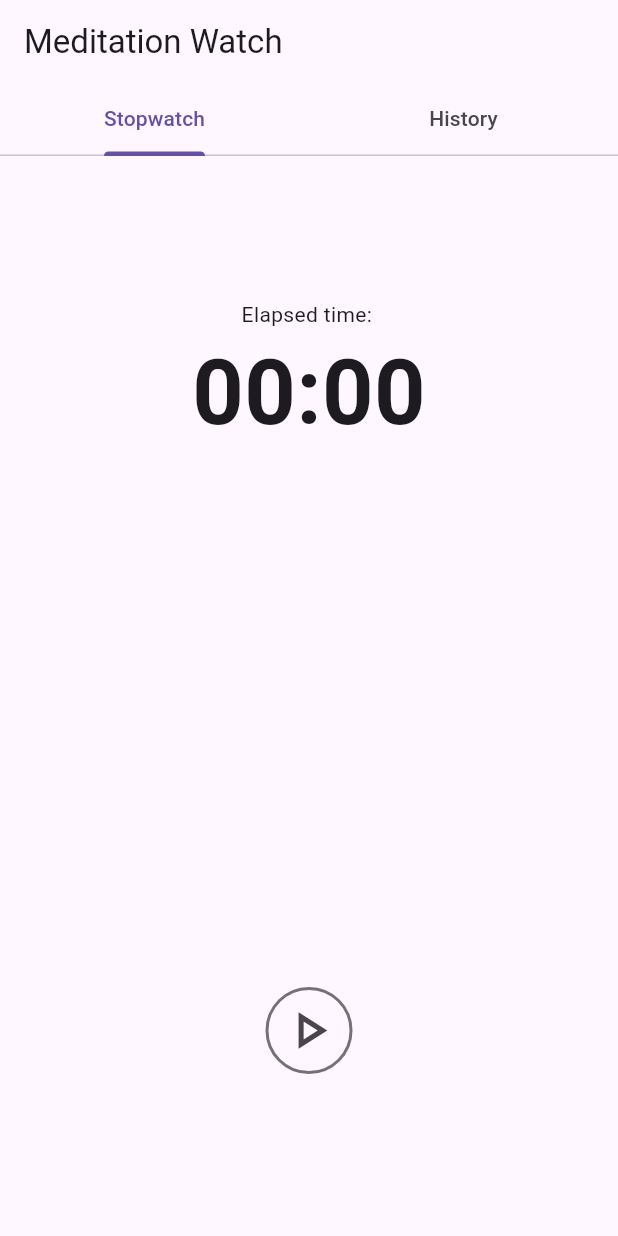
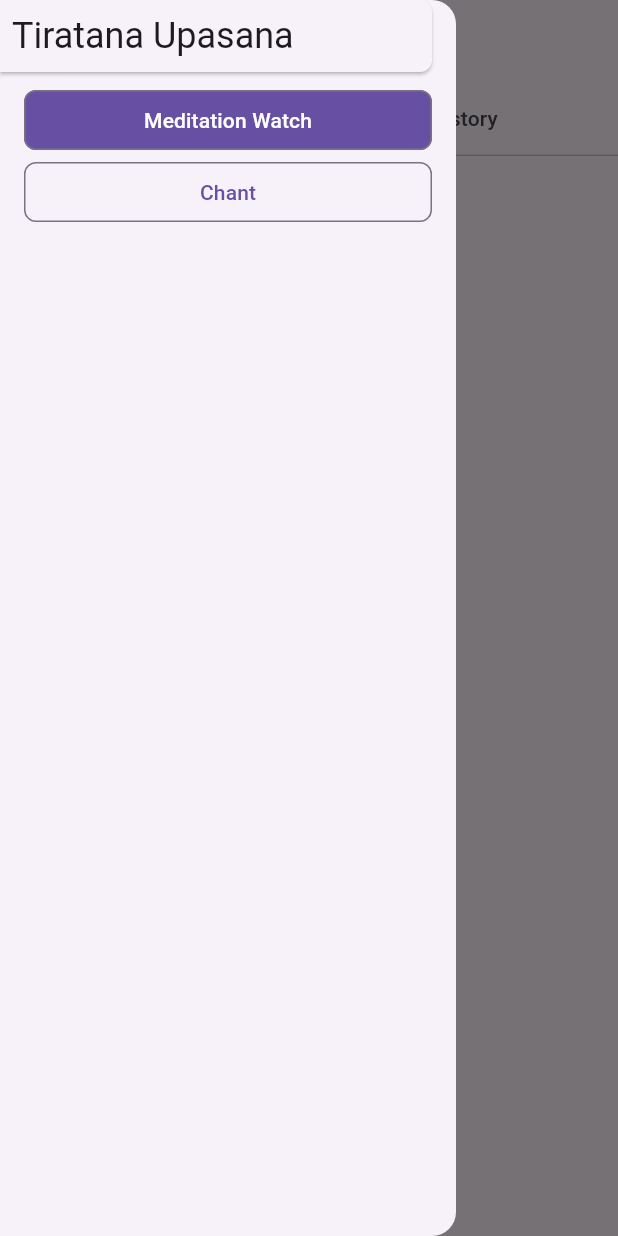
Before and after one commit to vinleeit/tiratana_upasana, a Flutter app: the screen it shows after launch, with the side drawer open (before the commit the screen has no drawer), on a phone screen of 412 x 824 dp. Run offline on Flutter 3.47's test engine with Material 3 defaults, Android fonts, the phone set to English and light mode, and no system bars; our stand-ins replace bloc, equatable, flutter_bloc, flutter_html, objectbox; missing offline and left inert: markdown; generated files the repository leaves out were written again.

Commit message:
feat(app): add chant page with dummy content
- Add drawer to swap between meditation watch and chant
- Create home page containing page view to contain pages

```diff
--- a/tiratana_upasana_app/lib/app/view/app.dart
+++ b/tiratana_upasana_app/lib/app/view/app.dart
@@ -1,7 +1,7 @@
 import 'package:flutter/material.dart';
 import 'package:flutter_bloc/flutter_bloc.dart';
+import 'package:tiratana_upasana_app/home/view/home_page.dart';
 import 'package:tiratana_upasana_app/l10n/arb/app_localizations.dart';
-import 'package:tiratana_upasana_app/meditation_watch/view/meditation_watch_page.dart';
 import 'package:tiratana_upasana_app/repositories/meditation_record_repository.dart';
 import 'package:tiratana_upasana_app/repositories/store_repository.dart';
 
@@ -32,7 +32,7 @@ class App extends StatelessWidget {
           debugShowCheckedModeBanner: false,
           localizationsDelegates: AppLocalizations.localizationsDelegates,
           supportedLocales: AppLocalizations.supportedLocales,
-          home: const MeditationWatchPage(),
+          home: HomePage(),
         ),
       ),
     );
--- /dev/null
+++ b/tiratana_upasana_app/lib/chant/view/chant_page.dart
@@ -0,0 +1,23 @@
+import 'package:flutter/material.dart';
+import 'package:flutter_html/flutter_html.dart';
+import 'package:markdown/markdown.dart';
+
+class ChantPage extends StatelessWidget {
+  const ChantPage({super.key});
+
+  @override
+  Widget build(BuildContext context) {
+    final data = markdownToHtml(
+        '# Example\n***Lorem ipsum dolor sit amet***, consectetur adipiscing elit. Nunc justo risus, rutrum eu euismod sed, viverra vel arcu. Nam blandit auctor viverra. Curabitur nec rhoncus ipsum, vel feugiat sapien. Phasellus diam turpis, porta efficitur lectus tincidunt, fringilla auctor ex. Fusce eu orci rutrum, elementum eros in, pulvinar dui. Morbi fringilla non mi in dignissim. Nam rhoncus felis ut iaculis cursus. Duis accumsan metus mi, bibendum ultrices nisl auctor id. Integer aliquet massa a aliquet auctor. Phasellus ultricies lectus sit amet felis sollicitudin dignissim. Nullam porta varius tortor sed pretium. Duis et finibus lectus, ac volutpat ante. Integer varius lobortis urna, nec convallis nulla semper maximus. \n- List 1\n\t- List 1.1\n- List 2');
+    return Scaffold(
+      body: SingleChildScrollView(
+        padding: const EdgeInsets.symmetric(horizontal: 18),
+        child: SelectionArea(
+          child: Html(
+            data: data,
+          ),
+        ),
+      ),
+    );
+  }
+}
--- /dev/null
+++ b/tiratana_upasana_app/lib/home/models/page_index_model.dart
@@ -0,0 +1,17 @@
+import 'package:flutter/material.dart';
+
+class PageIndexModel extends ChangeNotifier {
+  PageIndexModel({
+    this.index = 1,
+  });
+
+  int index;
+
+  void updateIndex(int newIndex) {
+    if (index == newIndex) {
+      return;
+    }
+    index = newIndex;
+    notifyListeners();
+  }
+}
--- /dev/null
+++ b/tiratana_upasana_app/lib/home/view/app_drawer.dart
@@ -0,0 +1,87 @@
+import 'package:flutter/material.dart';
+import 'package:provider/provider.dart';
+import 'package:tiratana_upasana_app/home/models/page_index_model.dart';
+
+class AppDrawer extends StatelessWidget {
+  const AppDrawer({
+    required this.controller,
+    super.key,
+  });
+
+  final PageController controller;
+
+  @override
+  Widget build(BuildContext context) {
+    return Drawer(
+      child: Padding(
+        padding: EdgeInsets.only(
+          top: MediaQuery.of(context).padding.top,
+        ),
+        child: Consumer<PageIndexModel>(
+          builder: (context, value, _) {
+            return Column(
+              crossAxisAlignment: CrossAxisAlignment.stretch,
+              children: [
+                Card(
+                  margin: const EdgeInsets.only(right: 16),
+                  shape: const RoundedRectangleBorder(
+                    borderRadius: BorderRadius.horizontal(
+                      right: Radius.circular(8),
+                    ),
+                  ),
+                  child: Padding(
+                    padding: const EdgeInsets.all(8),
+                    child: Text(
+                      'Tiratana Upasana',
+                      style: Theme.of(context).textTheme.headlineSmall,
+                    ),
+                  ),
+                ),
+                const SizedBox(height: 8),
+                Padding(
+                  padding: const EdgeInsets.symmetric(horizontal: 16),
+                  child: Column(
+                    crossAxisAlignment: CrossAxisAlignment.stretch,
+                    children: [
+                      for (final (index, title)
+                          in ['Meditation Watch', 'Chant'].indexed)
+                        OutlinedButton(
+                          onPressed: () {
+                            controller.jumpToPage(index);
+                            Provider.of<PageIndexModel>(context, listen: false)
+                                .updateIndex(index);
+                            Navigator.pop(context);
+                          },
+                          style: ButtonStyle(
+                            shape: WidgetStateProperty.all(
+                              RoundedRectangleBorder(
+                                borderRadius: BorderRadius.circular(8),
+                              ),
+                            ),
+                            backgroundColor: WidgetStateProperty.all(
+                              (index == value.index)
+                                  ? Theme.of(context).primaryColor
+                                  : null,
+                            ),
+                            foregroundColor: WidgetStateProperty.all(
+                              (index == value.index) ? Colors.white : null,
+                            ),
+                            overlayColor: WidgetStateProperty.all(
+                              (index == value.index)
+                                  ? Colors.white.withAlpha(20)
+                                  : null,
+                            ),
+                          ),
+                          child: Text(title),
+                        ),
+                    ],
+                  ),
+                ),
+              ],
+            );
+          },
+        ),
+      ),
+    );
+  }
+}
--- /dev/null
+++ b/tiratana_upasana_app/lib/home/view/home_page.dart
@@ -0,0 +1,45 @@
+import 'package:flutter/material.dart';
+import 'package:provider/provider.dart';
+import 'package:tiratana_upasana_app/chant/view/chant_page.dart';
+import 'package:tiratana_upasana_app/home/models/page_index_model.dart';
+import 'package:tiratana_upasana_app/home/view/app_drawer.dart';
+import 'package:tiratana_upasana_app/meditation_watch/view/meditation_watch_page.dart';
+
+class HomePage extends StatelessWidget {
+  HomePage({super.key});
+
+  final pageController = PageController(initialPage: 0);
+  final scaffoldKey = GlobalKey<ScaffoldState>();
+
+  @override
+  Widget build(BuildContext context) {
+    return ChangeNotifierProvider<PageIndexModel>(
+      create: (context) => PageIndexModel(index: pageController.initialPage),
+      child: Scaffold(
+        key: scaffoldKey,
+        appBar: AppBar(
+          title: Consumer<PageIndexModel>(
+            builder: (context, value, _) {
+              final titleStr = switch (value.index) {
+                1 => 'Chant',
+                _ => 'Meditation Watch',
+              };
+              return Text(titleStr);
+            },
+          ),
+        ),
+        drawer: AppDrawer(
+          controller: pageController,
+        ),
+        body: PageView(
+          controller: pageController,
+          physics: const NeverScrollableScrollPhysics(),
+          children: const [
+            MeditationWatchPage(),
+            ChantPage(),
+          ],
+        ),
+      ),
+    );
+  }
+}
--- a/tiratana_upasana_app/lib/meditation_watch/view/meditation_watch_page.dart
+++ b/tiratana_upasana_app/lib/meditation_watch/view/meditation_watch_page.dart
@@ -38,10 +38,9 @@ class MeditationWatchView extends StatelessWidget {
   Widget build(BuildContext context) {
     return DefaultTabController(
       length: 2,
-      child: Scaffold(
-        appBar: AppBar(
-          title: const Text('Meditation Watch'),
-          bottom: const TabBar(
+      child: Column(
+        children: [
+          const TabBar(
             tabs: [
               Tab(
                 child: Text('Stopwatch'),
@@ -51,8 +50,7 @@ class MeditationWatchView extends StatelessWidget {
               ),
             ],
           ),
-        ),
-        body: Theme(
+          Theme(
             data: Theme.of(context).copyWith(
               iconButtonTheme: IconButtonThemeData(
                 style: ButtonStyle(
@@ -69,13 +67,16 @@ class MeditationWatchView extends StatelessWidget {
                 ),
               ),
             ),
-          child: const TabBarView(
+            child: const Expanded(
+              child: TabBarView(
                 children: [
                   WatchView(),
                   HistoryView(),
                 ],
               ),
             ),
+          )
+        ],
       ),
     );
   }
--- a/tiratana_upasana_app/pubspec.yaml
+++ b/tiratana_upasana_app/pubspec.yaml
@@ -12,16 +12,19 @@ dependencies:
   flutter:
     sdk: flutter
   flutter_bloc: ^8.1.6
+  flutter_html: ^3.0.0
   flutter_localizations:
     sdk: flutter
   formz: ^0.8.0
   hive_ce: ^2.10.1
   hive_ce_flutter: ^2.2.0
   intl: ^0.19.0
+  markdown: ^7.3.0
   objectbox: ^4.2.0
   objectbox_sync_flutter_libs: any
   path: ^1.9.1
   path_provider: ^2.1.5
+  provider: ^6.1.5
 
 dev_dependencies:
   bloc_test: ^9.1.7
```
Also changed, not shown: tiratana_upasana_app/pubspec.lock, 4 other files. Lines whose indentation alone changed are shown as unchanged.
